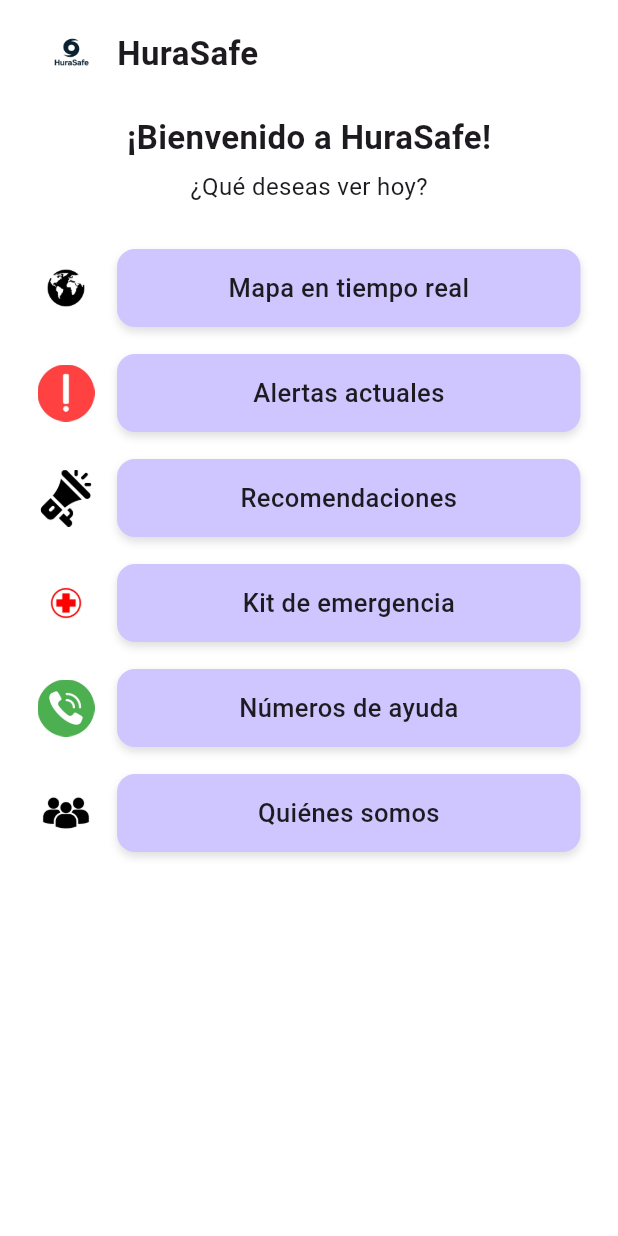
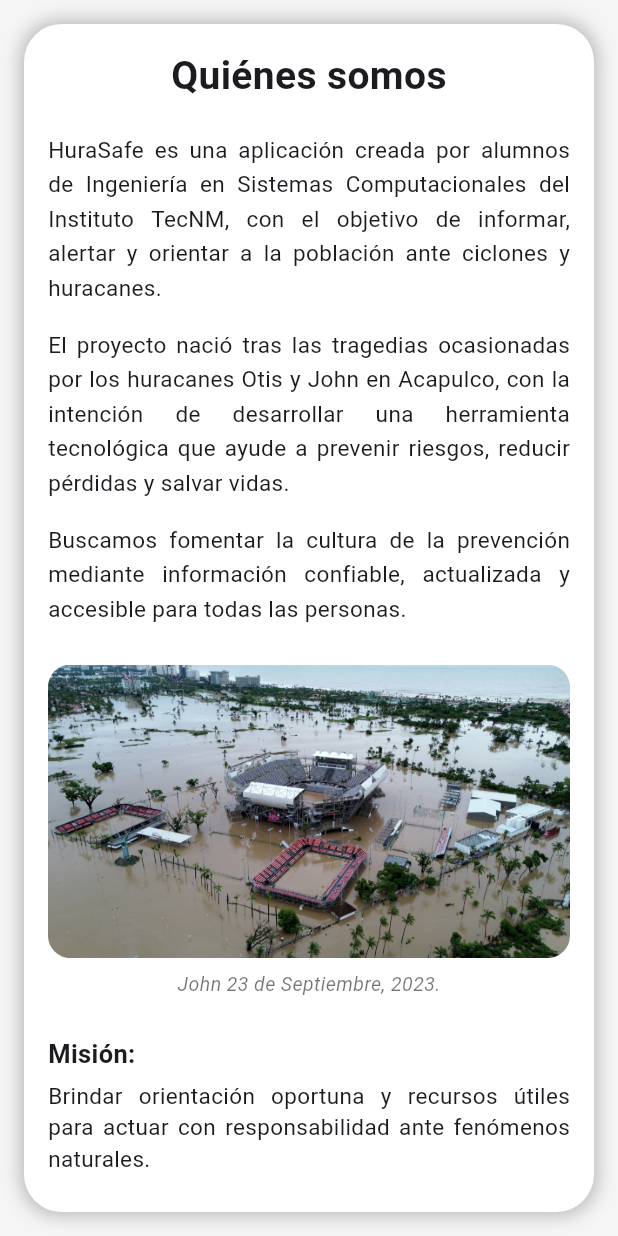
Before and after one commit to pedridg/hurasafe, a Flutter app: the HomePage screen opened directly, after a tap on "Quiénes somos", on a phone screen of 412 x 824 dp. Run offline on Flutter 3.47's test engine with Material 3 defaults, Android fonts, the phone set to English and light mode, and no system bars; our stand-ins replace flutter_map, geolocator, latlong2, permission_handler; Roboto replaces fonts that are missing (Poppins).

Commit message:
Descripción del cambio que hicieron

```diff
--- a/lib/home_page.dart
+++ b/lib/home_page.dart
@@ -1,10 +1,11 @@
 import 'package:flutter/material.dart';
-import 'real_time_map_page.dart';   // <<<<<< AGREGA ESTE IMPORT
+import 'real_time_map_page.dart';
 import 'numeros_de_ayuda.dart';
 import 'kits_de_emergencia.dart';
 import 'recomendaciones_page.dart';
+import 'alerts_page.dart';
+import 'quienes_somos_page.dart';
 
-import 'alerts_page.dart';
 class HomePage extends StatelessWidget {
   const HomePage({super.key});
 
@@ -56,7 +57,7 @@ class HomePage extends StatelessWidget {
 
               const SizedBox(height: 30),
 
-              // NAVEGACIÓN AL MAPA EN TIEMPO REAL
+              // MAPA
               menuItem(
                 iconPath: "assets/icons/map.jpg",
                 label: "Mapa en tiempo real",
@@ -70,28 +71,35 @@ class HomePage extends StatelessWidget {
                 },
               ),
 
+              // ALERTAS
               menuItem(
                 iconPath: "assets/icons/alerta.jpg",
                 label: "Alertas actuales",
                 onTap: () {
                   Navigator.push(
                     context,
-                    MaterialPageRoute(builder: (context) => const AlertsPage()),
+                    MaterialPageRoute(
+                      builder: (context) => const AlertsPage(),
+                    ),
                   );
                 },
               ),
 
+              // RECOMENDACIONES
               menuItem(
                 iconPath: "assets/icons/recomendaciones.jpg",
                 label: "Recomendaciones",
                 onTap: () {
                   Navigator.push(
                     context,
-                    MaterialPageRoute(builder: (_) => const RecomendacionesPage()),
+                    MaterialPageRoute(
+                      builder: (_) => const RecomendacionesPage(),
+                    ),
                   );
                 },
               ),
 
+              // KIT DE EMERGENCIA
               menuItem(
                 iconPath: "assets/icons/kit.jpg",
                 label: "Kit de emergencia",
@@ -104,7 +112,8 @@ class HomePage extends StatelessWidget {
                   );
                 },
               ),
-              //Numeros de ayuda
+
+              // NÚMEROS DE AYUDA
               menuItem(
                 iconPath: "assets/icons/ayuda.jpg",
                 label: "Números de ayuda",
@@ -116,13 +125,20 @@ class HomePage extends StatelessWidget {
                     ),
                   );
                 },
-
               ),
 
+              // QUIÉNES SOMOS
               menuItem(
                 iconPath: "assets/icons/quienes.jpg",
                 label: "Quiénes somos",
-                onTap: () {},
+                onTap: () {
+                  Navigator.push(
+                    context,
+                    MaterialPageRoute(
+                      builder: (context) => const QuienesSomosPage(),
+                    ),
+                  );
+                },
               ),
             ],
           ),
@@ -151,7 +167,7 @@ class HomePage extends StatelessWidget {
                 decoration: BoxDecoration(
                   color: const Color(0xffcfc6ff),
                   borderRadius: BorderRadius.circular(12),
-                  boxShadow: [
+                  boxShadow: const [
                     BoxShadow(
                       color: Colors.black12,
                       blurRadius: 4,
--- /dev/null
+++ b/lib/quienes_somos_page.dart
@@ -0,0 +1,158 @@
+import 'package:flutter/material.dart';
+
+class QuienesSomosPage extends StatelessWidget {
+  const QuienesSomosPage({super.key});
+
+  @override
+  Widget build(BuildContext context) {
+    return Scaffold(
+      backgroundColor: const Color(0xFFF5F5F5),
+      body: SafeArea(
+        child: Center(
+          child: Container(
+            width: 380,
+            margin: const EdgeInsets.all(16),
+            padding: const EdgeInsets.all(16),
+            decoration: BoxDecoration(
+              color: Colors.white,
+              borderRadius: BorderRadius.circular(25),
+              boxShadow: const [
+                BoxShadow(
+                  color: Colors.black26,
+                  blurRadius: 10,
+                  spreadRadius: 2,
+                ),
+              ],
+            ),
+            child: SingleChildScrollView(
+              child: Column(
+                children: [
+
+                  // ===================== TITULO =====================
+                  const Text(
+                    "Quiénes somos",
+                    textAlign: TextAlign.center,
+                    style: TextStyle(
+                      fontSize: 26,
+                      fontWeight: FontWeight.bold,
+                    ),
+                  ),
+
+                  const SizedBox(height: 20),
+
+                  // ===================== TEXTO 1 =====================
+                  const Text(
+                    "HuraSafe es una aplicación creada por alumnos de Ingeniería en Sistemas Computacionales del Instituto TecNM, con el objetivo de informar, alertar y orientar a la población ante ciclones y huracanes.",
+                    textAlign: TextAlign.justify,
+                    style: TextStyle(
+                      fontSize: 15,
+                      height: 1.5,
+                    ),
+                  ),
+
+                  const SizedBox(height: 15),
+
+                  // ===================== TEXTO 2 =====================
+                  const Text(
+                    "El proyecto nació tras las tragedias ocasionadas por los huracanes Otis y John en Acapulco, con la intención de desarrollar una herramienta tecnológica que ayude a prevenir riesgos, reducir pérdidas y salvar vidas.",
+                    textAlign: TextAlign.justify,
+                    style: TextStyle(
+                      fontSize: 15,
+                      height: 1.5,
+                    ),
+                  ),
+
+                  const SizedBox(height: 15),
+
+                  // ===================== TEXTO 3 =====================
+                  const Text(
+                    "Buscamos fomentar la cultura de la prevención mediante información confiable, actualizada y accesible para todas las personas.",
+                    textAlign: TextAlign.justify,
+                    style: TextStyle(
+                      fontSize: 15,
+                      height: 1.5,
+                    ),
+                  ),
+
+                  const SizedBox(height: 25),
+
+                  // ===================== IMAGEN =====================
+                  ClipRRect(
+                    borderRadius: BorderRadius.circular(15),
+                    child: Image.asset(
+                      "assets/images/john_acapulco.png",
+                      fit: BoxFit.cover,
+                    ),
+                  ),
+
+                  const SizedBox(height: 8),
+
+                  // ===================== FECHA =====================
+                  const Text(
+                    "John 23 de Septiembre, 2023.",
+                    style: TextStyle(
+                      fontSize: 13,
+                      color: Colors.black54,
+                      fontStyle: FontStyle.italic,
+                    ),
+                  ),
+
+                  const SizedBox(height: 25),
+
+                  // ===================== MISION =====================
+                  const Align(
+                    alignment: Alignment.centerLeft,
+                    child: Text(
+                      "Misión:",
+                      style: TextStyle(
+                        fontSize: 17,
+                        fontWeight: FontWeight.bold,
+                      ),
+                    ),
+                  ),
+
+                  const SizedBox(height: 5),
+
+                  const Text(
+                    "Brindar orientación oportuna y recursos útiles para actuar con responsabilidad ante fenómenos naturales.",
+                    textAlign: TextAlign.justify,
+                    style: TextStyle(
+                      fontSize: 15,
+                      height: 1.4,
+                    ),
+                  ),
+
+                  const SizedBox(height: 20),
+
+                  // ===================== VISION =====================
+                  const Align(
+                    alignment: Alignment.centerLeft,
+                    child: Text(
+                      "Visión:",
+                      style: TextStyle(
+                        fontSize: 17,
+                        fontWeight: FontWeight.bold,
+                      ),
+                    ),
+                  ),
+
+                  const SizedBox(height: 5),
+
+                  const Text(
+                    "Ser una aplicación reconocida por su confiabilidad, accesibilidad y contribución a la seguridad ciudadana.",
+                    textAlign: TextAlign.justify,
+                    style: TextStyle(
+                      fontSize: 15,
+                      height: 1.4,
+                    ),
+                  ),
+
+                ],
+              ),
+            ),
+          ),
+        ),
+      ),
+    );
+  }
+}
--- a/pubspec.yaml
+++ b/pubspec.yaml
@@ -65,6 +65,7 @@ flutter:
   # To add assets to your application, add an assets section, like this:
   assets:
     - assets/images/logo.png
+    - assets/images/john_acapulco.png
     - assets/icons/
 
   # An image asset can refer to one or more resolution-specific "variants", see
```
Also changed, not shown: assets/images/john_acapulco.png (added). Lines whose indentation alone changed are shown as unchanged.
